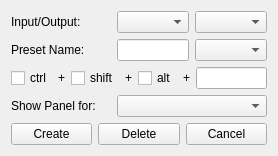
First picture: the form in VP_Lord_of_Nodes/lord_of_nodes/widgets/creatorWidget.ui, repository NyanNyanGringo/NukeX-VP_Lord_of_Nodes, before the edit.
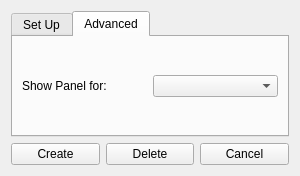
Second picture: the form after the edit. The open tabs and pages were chosen to show the change.

Diff of the .ui file:
```diff
--- a/VP_Lord_of_Nodes/lord_of_nodes/widgets/creatorWidget.ui
+++ b/VP_Lord_of_Nodes/lord_of_nodes/widgets/creatorWidget.ui
@@ -6,13 +6,23 @@
    <rect>
     <x>0</x>
     <y>0</y>
-    <width>257</width>
-    <height>151</height>
+    <width>276</width>
+    <height>169</height>
    </rect>
   </property>
   <property name="windowTitle">
    <string>HotKey Manager Creator</string>
   </property>
+  <layout class="QVBoxLayout" name="verticalLayout_3">
+   <item>
+    <widget class="QTabWidget" name="tabWidget">
+     <property name="currentIndex">
+      <number>0</number>
+     </property>
+     <widget class="QWidget" name="tab_setup">
+      <attribute name="title">
+       <string>Set Up</string>
+      </attribute>
   <layout class="QVBoxLayout" name="verticalLayout">
    <item>
     <layout class="QHBoxLayout" name="horizontalLayout">
@@ -125,8 +135,15 @@
      </item>
     </layout>
    </item>
+      </layout>
+     </widget>
+     <widget class="QWidget" name="tab_advanced">
+      <attribute name="title">
+       <string>Advanced</string>
+      </attribute>
+      <layout class="QVBoxLayout" name="verticalLayout_2">
    <item>
-    <layout class="QHBoxLayout" name="horizontalLayout_6">
+        <layout class="QHBoxLayout" name="horizontalLayout_4">
      <item>
       <widget class="QLabel" name="label_5">
        <property name="minimumSize">
@@ -137,7 +154,7 @@
        </property>
        <property name="maximumSize">
         <size>
-         <width>100</width>
+             <width>16777215</width>
          <height>16777215</height>
         </size>
        </property>
@@ -147,9 +164,13 @@
       </widget>
      </item>
      <item>
-      <widget class="QComboBox" name="ui_comboBox_show_panel"/>
-     </item>
-    </layout>
+          <widget class="QComboBox" name="comboBox_show_panel"/>
+         </item>
+        </layout>
+       </item>
+      </layout>
+     </widget>
+    </widget>
    </item>
    <item>
     <layout class="QHBoxLayout" name="horizontalLayout_5">
```
Left out of the diff: 22 changed lines with no effect on the pictures. Lines whose indentation alone changed are shown as unchanged.
